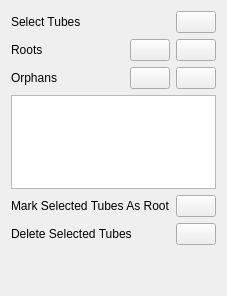
Old version of the form Modules/Loadable/InteractiveTubesToTree/Resources/UI/qSlicerInteractiveTubesToTreeTableWidget.ui in the repository KitwareMedical/Deprecated-VesselView.
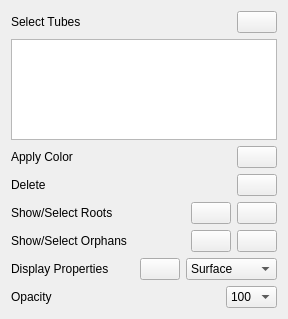
New version of the form. Custom widgets are drawn as their Qt base class.

Commit message:
ENH: Made UI changes in tube table widget.
Remove the mark as root column from the table. User have to select
tubes, selected tubes will be considered as roots while running tree
creation.
If a tube is a root and have a sub-tree then is Root column shows a menu
to manipulate the entire sub-tree.
Remove Show/Hide column from the table. Added it as option to affect all
the selected tubes. Added display properties option to change the
visualization of the selected tubes
Added an option to apply color to selected tube.

Diff of the .ui file:
```diff
--- a/Modules/Loadable/InteractiveTubesToTree/Resources/UI/qSlicerInteractiveTubesToTreeTableWidget.ui
+++ b/Modules/Loadable/InteractiveTubesToTree/Resources/UI/qSlicerInteractiveTubesToTreeTableWidget.ui
@@ -6,8 +6,8 @@
    <rect>
     <x>0</x>
     <y>0</y>
-    <width>204</width>
-    <height>296</height>
+    <width>288</width>
+    <height>319</height>
    </rect>
   </property>
   <property name="windowTitle">
@@ -15,20 +15,7 @@
   </property>
   <layout class="QVBoxLayout" name="verticalLayout">
    <item>
-    <layout class="QGridLayout" name="gridLayout">
-     <item row="1" column="1">
-      <spacer name="horizontalSpacer_3">
-       <property name="orientation">
-        <enum>Qt::Horizontal</enum>
-       </property>
-       <property name="sizeHint" stdset="0">
-        <size>
-         <width>40</width>
-         <height>20</height>
-        </size>
-       </property>
-      </spacer>
-     </item>
+    <layout class="QGridLayout" name="gridLayout_3">
      <item row="0" column="0">
       <widget class="QLabel" name="SelectTubesLabel">
        <property name="text">
@@ -37,7 +24,7 @@
       </widget>
      </item>
      <item row="0" column="1">
-      <spacer name="horizontalSpacer_1">
+      <spacer name="horizontalSpacer_17">
        <property name="orientation">
         <enum>Qt::Horizontal</enum>
        </property>
@@ -52,25 +39,31 @@
      <item row="0" column="2">
       <widget class="ctkColorPickerButton" name="SelectTubeColorPicker" native="true"/>
      </item>
-     <item row="1" column="0">
+     <item row="0" column="3">
+      <widget class="QPushButton" name="SelectTubesPushButton">
+       <property name="text">
+        <string/>
+       </property>
+      </widget>
+     </item>
+    </layout>
+   </item>
+   <item>
+    <widget class="QTableWidget" name="TableWidget"/>
+   </item>
+   <item>
+    <layout class="QGridLayout" name="gridLayout">
+     <item row="3" column="0">
       <widget class="QLabel" name="ShowRootsLabel">
        <property name="text">
-        <string>Roots</string>
+        <string>Show/Select Roots</string>
        </property>
       </widget>
      </item>
-     <item row="1" column="2">
-      <widget class="ctkColorPickerButton" name="ShowRootsColorPicker" native="true"/>
-     </item>
-     <item row="1" column="3">
-      <widget class="QPushButton" name="ShowRootsPushButton">
-       <property name="text">
-        <string/>
-       </property>
-      </widget>
-     </item>
-     <item row="2" column="1">
-      <spacer name="horizontalSpacer_6">
+     <item row="6" column="3">
+      <layout class="QHBoxLayout" name="horizontalLayout_7">
+       <item>
+        <spacer name="horizontalSpacer_11">
        <property name="orientation">
         <enum>Qt::Horizontal</enum>
        </property>
@@ -82,67 +75,185 @@
        </property>
       </spacer>
      </item>
-     <item row="2" column="0">
+       <item>
+        <widget class="QComboBox" name="OpacityComboBox">
+         <item>
+          <property name="text">
+           <string>100</string>
+          </property>
+         </item>
+         <item>
+          <property name="text">
+           <string>75</string>
+          </property>
+         </item>
+         <item>
+          <property name="text">
+           <string>50</string>
+          </property>
+         </item>
+         <item>
+          <property name="text">
+           <string>25</string>
+          </property>
+         </item>
+         <item>
+          <property name="text">
+           <string>0</string>
+          </property>
+         </item>
+        </widget>
+       </item>
+      </layout>
+     </item>
+     <item row="5" column="0">
+      <widget class="QLabel" name="VisualizationLabel">
+       <property name="text">
+        <string>Display Properties</string>
+       </property>
+      </widget>
+     </item>
+     <item row="4" column="0">
       <widget class="QLabel" name="ShowOrphansLabel">
        <property name="text">
-        <string>Orphans</string>
+        <string>Show/Select Orphans</string>
        </property>
       </widget>
      </item>
-     <item row="2" column="2">
+     <item row="6" column="0">
+      <widget class="QLabel" name="OpacityLabel">
+       <property name="text">
+        <string>Opacity</string>
+       </property>
+      </widget>
+     </item>
+     <item row="1" column="0">
+      <widget class="QLabel" name="ApplyColorLabel">
+       <property name="text">
+        <string>Apply Color</string>
+       </property>
+      </widget>
+     </item>
+     <item row="1" column="3">
+      <layout class="QHBoxLayout" name="horizontalLayout">
+       <item>
+        <spacer name="horizontalSpacer_5">
+         <property name="orientation">
+          <enum>Qt::Horizontal</enum>
+         </property>
+         <property name="sizeHint" stdset="0">
+          <size>
+           <width>40</width>
+           <height>20</height>
+          </size>
+         </property>
+        </spacer>
+       </item>
+       <item>
+        <widget class="QPushButton" name="ApplyColorPushButton">
+         <property name="text">
+          <string/>
+         </property>
+        </widget>
+       </item>
+      </layout>
+     </item>
+     <item row="4" column="3">
+      <layout class="QHBoxLayout" name="horizontalLayout_4">
+       <item>
+        <spacer name="horizontalSpacer_9">
+         <property name="orientation">
+          <enum>Qt::Horizontal</enum>
+         </property>
+         <property name="sizeHint" stdset="0">
+          <size>
+           <width>40</width>
+           <height>20</height>
+          </size>
+         </property>
+        </spacer>
+       </item>
+       <item>
       <widget class="ctkColorPickerButton" name="ShowOrphansColorPicker" native="true"/>
      </item>
-     <item row="2" column="3">
+       <item>
       <widget class="QPushButton" name="ShowOrphansPushButton">
        <property name="text">
         <string/>
        </property>
       </widget>
      </item>
-     <item row="1" column="4">
-      <widget class="QPushButton" name="SelectAllRootsPushButton">
-       <property name="text">
-        <string/>
-       </property>
-      </widget>
-     </item>
-     <item row="2" column="4">
+       <item>
       <widget class="QPushButton" name="SelectAllOrphansPushButton">
        <property name="text">
         <string/>
        </property>
       </widget>
      </item>
-     <item row="0" column="4">
-      <widget class="QPushButton" name="SelectTubesPushButton">
+      </layout>
+     </item>
+     <item row="3" column="3">
+      <layout class="QHBoxLayout" name="horizontalLayout_3">
+       <item>
+        <spacer name="horizontalSpacer_8">
+         <property name="orientation">
+          <enum>Qt::Horizontal</enum>
+         </property>
+         <property name="sizeHint" stdset="0">
+          <size>
+           <width>40</width>
+           <height>20</height>
+          </size>
+         </property>
+        </spacer>
+       </item>
+       <item>
+        <widget class="ctkColorPickerButton" name="ShowRootsColorPicker" native="true"/>
+       </item>
+       <item>
+        <widget class="QPushButton" name="ShowRootsPushButton">
        <property name="text">
         <string/>
        </property>
       </widget>
      </item>
-    </layout>
-   </item>
    <item>
-    <widget class="QTableWidget" name="TableWidget"/>
-   </item>
-   <item>
-    <layout class="QGridLayout" name="gridLayout">
-     <item row="0" column="2">
-      <widget class="QPushButton" name="MarkSelectedAsRootPushButton">
+        <widget class="QPushButton" name="SelectAllRootsPushButton">
        <property name="text">
         <string/>
        </property>
       </widget>
      </item>
-     <item row="1" column="2">
+      </layout>
+     </item>
+     <item row="2" column="3">
+      <layout class="QHBoxLayout" name="horizontalLayout_2">
+       <item>
+        <spacer name="horizontalSpacer_7">
+         <property name="orientation">
+          <enum>Qt::Horizontal</enum>
+         </property>
+         <property name="sizeHint" stdset="0">
+          <size>
+           <width>40</width>
+           <height>20</height>
+          </size>
+         </property>
+        </spacer>
+       </item>
+       <item>
       <widget class="QPushButton" name="DeleteSelectedPushButton">
        <property name="text">
         <string/>
        </property>
       </widget>
      </item>
-     <item row="1" column="1">
-      <spacer name="horizontalSpacer_2">
+      </layout>
+     </item>
+     <item row="5" column="3">
+      <layout class="QHBoxLayout" name="horizontalLayout_5">
+       <item>
+        <spacer name="horizontalSpacer_10">
        <property name="orientation">
         <enum>Qt::Horizontal</enum>
        </property>
@@ -154,59 +265,46 @@
        </property>
       </spacer>
      </item>
-     <item row="0" column="1">
-      <spacer name="horizontalSpacer">
-       <property name="orientation">
-        <enum>Qt::Horizontal</enum>
-       </property>
-       <property name="sizeHint" stdset="0">
-        <size>
-         <width>40</width>
-         <height>20</height>
-        </size>
-       </property>
-      </spacer>
-     </item>
-     <item row="0" column="0">
-      <widget class="QLabel" name="MarkSelectedLabel">
+       <item>
+        <widget class="QPushButton" name="ShowHidePushButton">
+         <property name="text">
+          <string/>
+         </property>
+        </widget>
+       </item>
+       <item>
+        <widget class="QComboBox" name="ModelPropertyComboBox">
+         <item>
+          <property name="text">
+           <string>Surface</string>
+          </property>
+         </item>
+         <item>
        <property name="text">
-        <string>Mark Selected Tubes As Root</string>
-       </property>
-      </widget>
-     </item>
-     <item row="1" column="0">
+           <string>CenterLine</string>
+          </property>
+         </item>
+         <item>
+          <property name="text">
+           <string>Points</string>
+          </property>
+         </item>
+         <item>
+          <property name="text">
+           <string>WireFrame</string>
+          </property>
+         </item>
+        </widget>
+       </item>
+      </layout>
+     </item>
+     <item row="2" column="0">
       <widget class="QLabel" name="DeleteSelectedLabel">
        <property name="text">
-        <string>Delete Selected Tubes</string>
+        <string>Delete</string>
        </property>
       </widget>
      </item>
-     <item row="2" column="1">
-      <spacer name="horizontalSpacer_4">
-       <property name="orientation">
-        <enum>Qt::Horizontal</enum>
-       </property>
-       <property name="sizeHint" stdset="0">
-        <size>
-         <width>40</width>
-         <height>20</height>
-        </size>
-       </property>
-      </spacer>
-     </item>
-     <item row="3" column="1">
-      <spacer name="horizontalSpacer_5">
-       <property name="orientation">
-        <enum>Qt::Horizontal</enum>
-       </property>
-       <property name="sizeHint" stdset="0">
-        <size>
-         <width>40</width>
-         <height>20</height>
-        </size>
-       </property>
-      </spacer>
-     </item>
     </layout>
    </item>
   </layout>
```
Left out of the diff: 9 changed lines with no effect on the pictures. Lines whose indentation alone changed are shown as unchanged. The commit also changes 4 other files.
